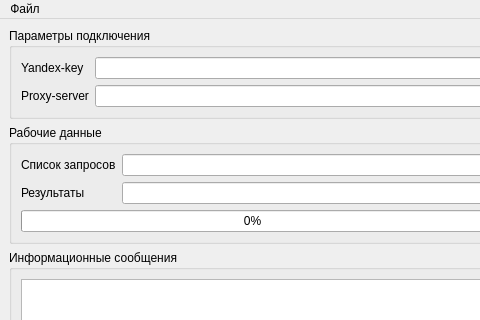
This is ya.ui in akru/QYandexSearch as Qt 5 draws it before an edit; both pictures show x 0 to 480 and y 0 to 320 of the 591 by 411 pixel window. The edited form follows.
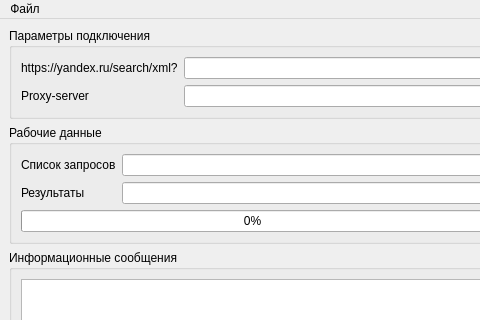
This is the edited form.

Commit message: Raw URI insert mod.

The edit to the form file:
```diff
--- a/ya.ui
+++ b/ya.ui
@@ -27,7 +27,7 @@
        <item row="0" column="0">
         <widget class="QLabel" name="label">
          <property name="text">
-          <string>Yandex-key</string>
+             <string>https://yandex.ru/search/xml?</string>
          </property>
         </widget>
        </item>
```
The commit also changes 2 other files.
